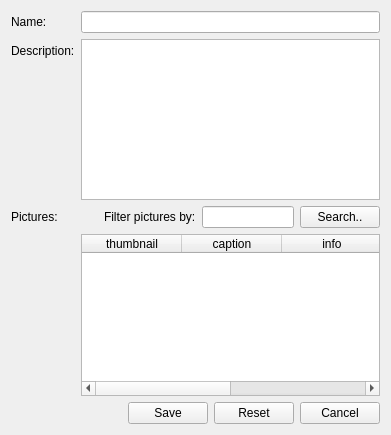
Above: qt/apps/configurator/forms/feature_edit.ui from Wolframe/qtClient before the change. Below: the same form after it.
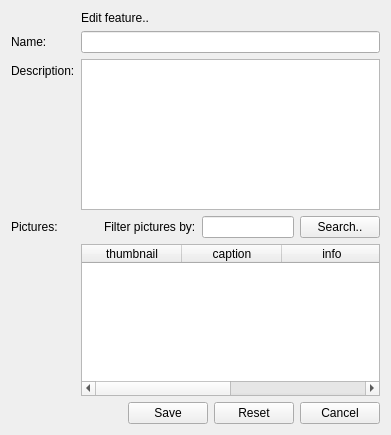
That is the form after the change. Icons and pictures are not drawn.

Commit message: feature icons in configurator frontend

The edit to the form file:
```diff
--- a/qt/apps/configurator/forms/feature_edit.ui
+++ b/qt/apps/configurator/forms/feature_edit.ui
@@ -29,7 +29,7 @@
    <property name="fieldGrowthPolicy">
     <enum>QFormLayout::AllNonFixedFieldsGrow</enum>
    </property>
-   <item row="0" column="0">
+   <item row="1" column="0">
     <widget class="QLabel" name="label_name">
      <property name="text">
       <string>Name:</string>
@@ -39,14 +39,14 @@
      </property>
     </widget>
    </item>
-   <item row="0" column="1">
+   <item row="1" column="1">
     <widget class="QLineEdit" name="name">
      <property name="initialFocus" stdset="0">
       <bool>true</bool>
      </property>
     </widget>
    </item>
-   <item row="1" column="0">
+   <item row="2" column="0">
     <widget class="QLabel" name="label_description">
      <property name="text">
       <string>Description:</string>
@@ -56,10 +56,10 @@
      </property>
     </widget>
    </item>
-   <item row="1" column="1">
+   <item row="2" column="1">
     <widget class="QPlainTextEdit" name="description"/>
    </item>
-   <item row="3" column="1">
+   <item row="4" column="1">
     <widget class="QTableWidget" name="picture">
      <property name="horizontalScrollBarPolicy">
       <enum>Qt::ScrollBarAsNeeded</enum>
@@ -119,7 +119,7 @@
      </column>
     </widget>
    </item>
-   <item row="4" column="0" colspan="2">
+   <item row="5" column="0" colspan="2">
     <layout class="QHBoxLayout" name="horizontalLayout_2">
      <item>
       <spacer name="horizontalSpacer">
@@ -187,7 +187,7 @@
      </item>
     </layout>
    </item>
-   <item row="2" column="1">
+   <item row="3" column="1">
     <layout class="QHBoxLayout" name="horizontalLayout_3">
      <item>
       <spacer name="horizontalSpacer_2">
@@ -227,7 +227,7 @@
      </item>
     </layout>
    </item>
-   <item row="2" column="0">
+   <item row="3" column="0">
     <widget class="QLabel" name="label">
      <property name="text">
       <string>Pictures:</string>
@@ -237,6 +237,23 @@
      </property>
     </widget>
    </item>
+   <item row="0" column="0">
+    <widget class="QLabel" name="label_3">
+     <property name="text">
+      <string/>
+     </property>
+     <property name="pixmap">
+      <pixmap resource="../resources/configurator.qrc">:/images/chart_organisation_edit.png</pixmap>
+     </property>
+    </widget>
+   </item>
+   <item row="0" column="1">
+    <widget class="QLabel" name="label_4">
+     <property name="text">
+      <string>Edit feature..</string>
+     </property>
+    </widget>
+   </item>
   </layout>
  </widget>
  <tabstops>
```
Left out of the diff: 4 changed lines with no effect on the pictures. The commit also changes 8 other files.
